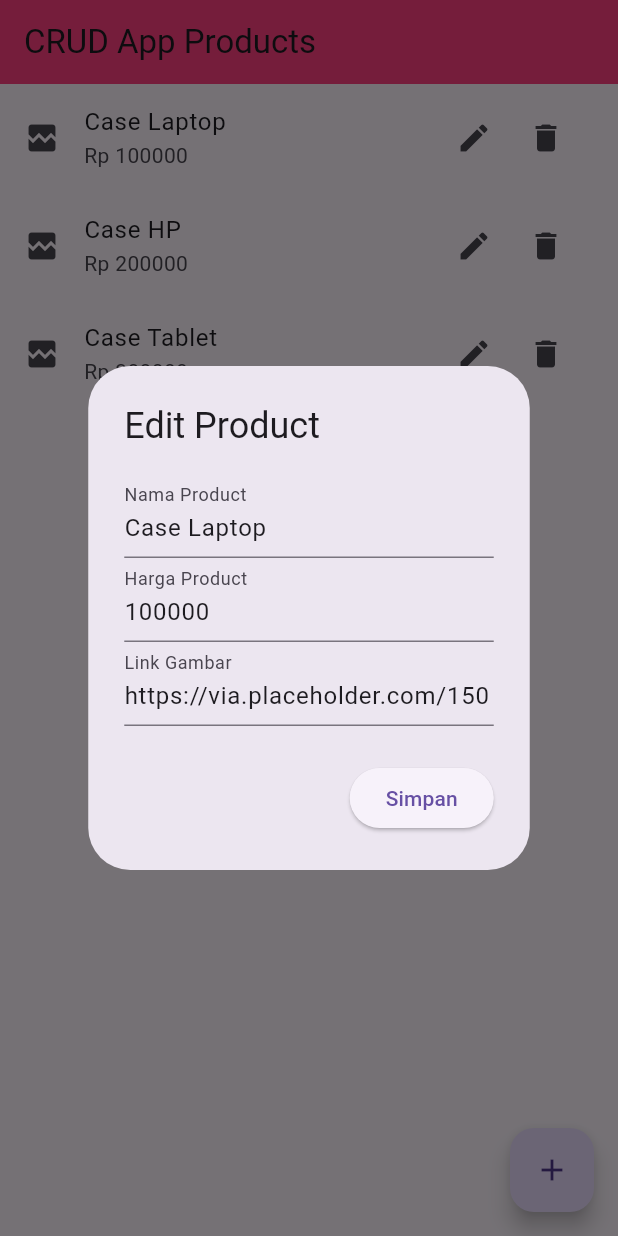
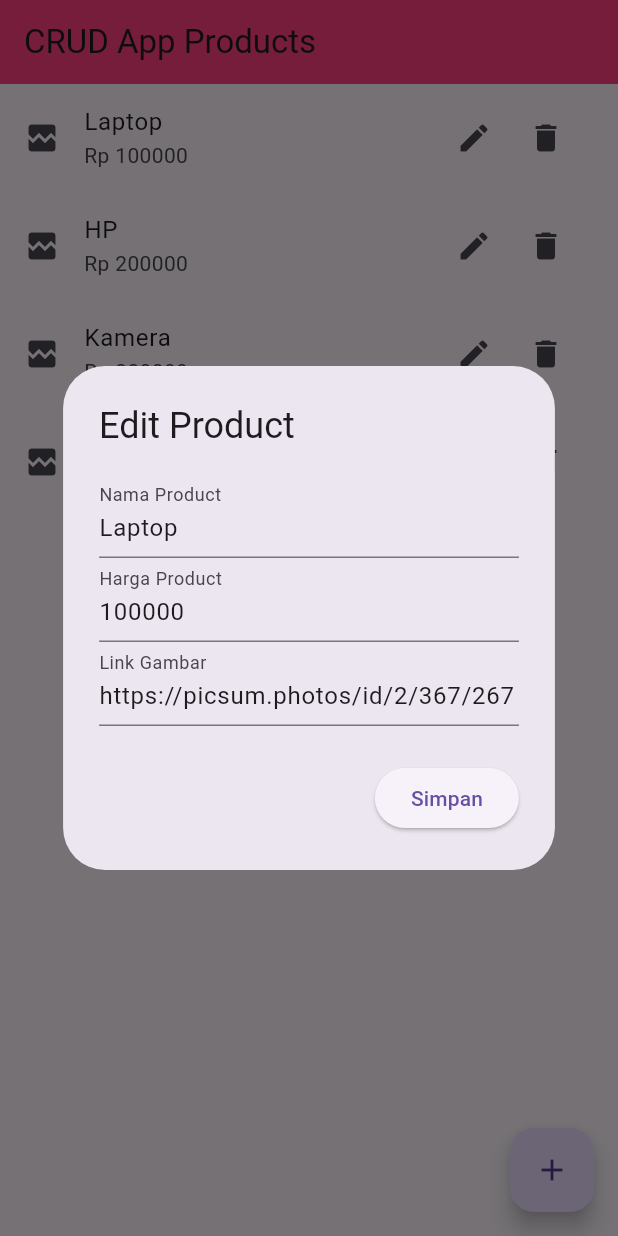
Before and after one commit to Vidy4/pertemuan7_2306005, a Flutter app: the screen it shows after launch, after a tap on the "edit" icon, on a phone screen of 412 x 824 dp. Run offline on Flutter 3.47's test engine with Material 3 defaults, Android fonts, the phone set to English and light mode, and no system bars; network calls fail.

Commit message:
Update pertemuan 7 praktikum pemrograman mobile
Updated product names and image URLs in the product list. Added a new product 'Tablet'.

```diff
--- a/lib/main.dart
+++ b/lib/main.dart
@@ -26,22 +26,28 @@
 class ProductPageState extends State<ProductPage> {
   List<Product> products = [
     Product(
-      name: "Case Laptop",
+      name: "Laptop",
       price: 100000,
       imageUrl:
-          "https://via.placeholder.com/150", // contoh gambar
+          "https://picsum.photos/id/2/367/267",
     ),
     Product(
-      name: "Case HP",
+      name: "HP",
       price: 200000,
       imageUrl:
-          "https://via.placeholder.com/150",
+          "https://picsum.photos/id/160/367/267",
     ),
     Product(
-      name: "Case Tablet",
+      name: "Kamera",
       price: 300000,
       imageUrl:
-          "https://via.placeholder.com/150",
+          "https://picsum.photos/id/250/367/267",
+    ),
+    Product(
+      name: "Tablet",
+      price: 3000000,
+      imageUrl:
+          "https://picsum.photos/id/341/367/267",
     ),
   ];
 
```
